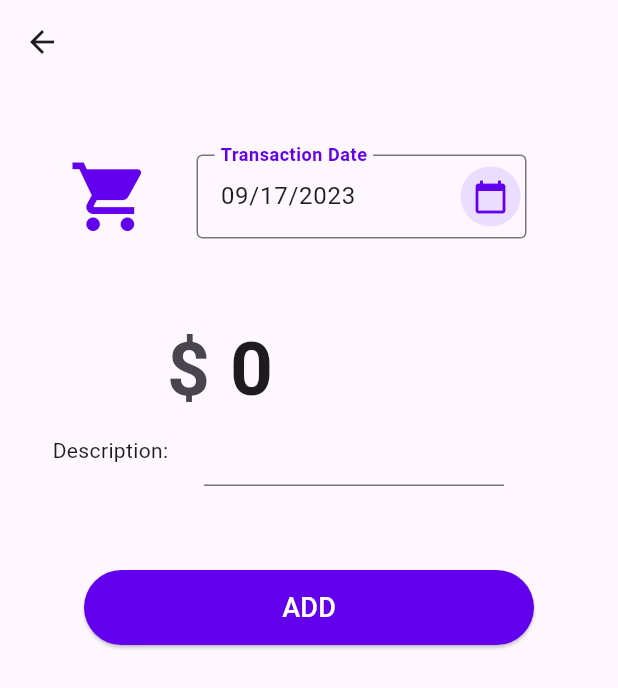
After one commit to jianhui-ben/aiko_ben_expense_app, a Flutter app: the screen it shows once a user with an empty profile is signed in, after a tap on "add a default transaction", on a phone screen of 412 x 824 dp. The commit adds this screen. Shown: the top 688 px of the screen. Run offline on Flutter 3.47's test engine with Material 2 defaults, Android fonts, the phone set to English and light mode, and no system bars; our stand-ins replace cloud_firestore, firebase_auth, firebase_core, flutter_spinkit, google_fonts; accounts and stored records are empty.

Commit message:
add new screens with adding a single new transaction

```diff
--- a/lib/screens/home/home.dart
+++ b/lib/screens/home/home.dart
@@ -2,6 +2,7 @@
 import 'package:aiko_ben_expense_app/models/transaction.dart';
 import 'package:aiko_ben_expense_app/models/user.dart';
 import 'package:aiko_ben_expense_app/screens/home/transactions_list/transactions_list.dart';
+import 'package:aiko_ben_expense_app/screens/single_transaction/add_new_single_transaction.dart';
 import 'package:aiko_ben_expense_app/services/auth_service.dart';
 import 'package:aiko_ben_expense_app/services/database.dart';
 import 'package:flutter/material.dart';
@@ -60,10 +61,23 @@ class _HomeState extends State<Home> {
                 child: ElevatedButton(
                   child: const Text('add a default transaction'),
                   onPressed: () async {
-                    await DatabaseService(uid: user?.uid).addNewTransaction(
-                        _defaultCategoryId,
-                        _defaultTransactionAmoung,
-                        _defaultTransactionComment);
+                    await Navigator.push(
+                      context,
+                      MaterialPageRoute(
+                        builder: (context) => AddNewSingleTransaction(),
+                        settings: RouteSettings(arguments: {
+                          // TO-DO: change _defaultCategoryId into a variable
+                          "categoryId": _defaultCategoryId
+                        } // Pass your data here
+                            ),
+                      ),
+                    );
+
+                    // plan to move it into a separate screen
+                    // await DatabaseService(uid: user?.uid).addNewTransaction(
+                    //     _defaultCategoryId,
+                    //     _defaultTransactionAmoung,
+                    //     _defaultTransactionComment);
                   },
                 ),
               ),
--- /dev/null
+++ b/lib/screens/single_transaction/add_new_single_transaction.dart
@@ -0,0 +1,197 @@
+
+import 'package:aiko_ben_expense_app/models/user.dart';
+import 'package:aiko_ben_expense_app/services/database.dart';
+import 'package:aiko_ben_expense_app/shared/constants.dart';
+import 'package:flutter/material.dart';
+import 'package:flutter/services.dart';
+import 'package:intl/intl.dart';
+import 'package:provider/provider.dart';
+
+class AddNewSingleTransaction extends StatefulWidget {
+  const AddNewSingleTransaction({super.key});
+
+  @override
+  State<AddNewSingleTransaction> createState() => _AddNewSingleTransactionState();
+}
+
+class _AddNewSingleTransactionState extends State<AddNewSingleTransaction> {
+
+  late Map data;
+  TextEditingController dateInput = TextEditingController(text: DateFormat('MM/dd/yyyy').format(DateTime.now()));
+  TextEditingController transactionAmountInput = TextEditingController(text: "0");
+  TextEditingController transactionCommentInput = TextEditingController();
+
+  @override
+  Widget build(BuildContext context) {
+
+    data = ModalRoute.of(context)?.settings.arguments as Map<String, Object?>;
+    final User? user= context.read<User?>();
+
+    //TO-DO: here we should retrieve category icon and text from the categoryId
+    Icon _defaultCategoryIcon = Icon(Icons.shopping_cart);
+    String _defaultCategoryName = "shopping";
+
+    var _transactionAmount;
+
+    return Scaffold(appBar: AppBar(),
+    body: Center(
+      child: Column(
+          children: [
+            // SizedBox(height: 30,),
+            Container(
+              // color: Colors.yellow,  //for debugging
+              width: 350,
+              height: 150,
+              child: Row(
+                children: [
+                  SizedBox(
+                    width: 15,
+                  ),
+                  Icon(_defaultCategoryIcon.icon,
+                      size: 55, //
+                      color: Color(0xFF6200EE)),
+                  SizedBox(
+                    width: 15,
+                  ),
+                  Container(
+                    // padding: EdgeInsets.all(15),
+                    width: 250,
+                    child: Padding(
+                      padding: const EdgeInsets.fromLTRB(15, 40, 15, 40),
+                      child: TextField(
+                        controller: dateInput,
+                        //editing controller of this TextField
+                        decoration: InputDecoration(
+                          border: OutlineInputBorder(
+                              borderSide: BorderSide(width: 2)),
+                          hintText: "MM/DD/YYYY",
+                          labelText: 'Transaction Date',
+                          suffixIcon: Align(
+                            widthFactor: 1.0,
+                            heightFactor: 1.0,
+                            child: GestureDetector(
+                              onTap: () async {
+                                DateTime? pickedDate = await showDatePicker(
+                                  context: context,
+                                  initialDate: DateTime.now(),
+                                  firstDate: DateTime(2000),
+                                  lastDate: DateTime(2101),
+                                );
+
+                                if (pickedDate != null) {
+                                  String formattedDate =
+                                      DateFormat('MM/dd/yyyy')
+                                          .format(pickedDate);
+
+                                  setState(() {
+                                    dateInput.text = formattedDate;
+                                  });
+                                } else {
+                                  print(
+                                      "Date is not selected from the day picker, so default today will be used");
+                                }
+                              },
+                              child: CircleAvatar(
+                                child: const Icon(Icons.calendar_today,
+                                    color: Color(0xFF6200EE)),
+                              ),
+                            ),
+                          ),
+                        ),
+                        readOnly: false,
+                        //set it true, so that user will not able to edit text
+                        inputFormatters: [
+                          // only allow date be input
+                          // FilteringTextInputFormatter.allow(RegExp(r'^\d{41}-\d{2}-\d{2}$')),
+                          DateTextFormatter(),
+                        ],
+                      ),
+                    ),
+                  ),
+                ],
+              ),
+            ),
+            SizedBox(height: 10,),
+            Container(
+              // color: Colors.blue, //for debugging
+              width: 350,
+              height: 60,
+              child: Padding(
+                padding: const EdgeInsets.fromLTRB(80, 0, 50, 0),
+                child: TextField(
+                  controller: transactionAmountInput,
+                  // Your other properties here
+                  decoration: InputDecoration(
+                    prefixText: '\$ ', // Add a dollar sign as a prefix
+                    border: InputBorder.none, // Remove the outline border
+                    // border: OutlineInputBorder(), //for debugging
+                  ),
+                  keyboardType: TextInputType.numberWithOptions(decimal: true),
+                  // Allow decimal input
+                  inputFormatters: [
+                    FilteringTextInputFormatter.allow(
+                        RegExp(r'^\$?\d+\.?\d{0,2}')), // Format as currency
+                  ],
+                  style: TextStyle(fontSize: 50.0, fontWeight: FontWeight.bold,), // Style for entered text
+                  // textAlign: TextAlign.center, // Center the text horizontally
+                ),
+              ),
+            ),
+            Padding(
+              padding: const EdgeInsets.fromLTRB(35, 0, 10, 0),
+              child: Row(
+                children: [
+                  Text("Description: "),
+                  Container(
+                    // color: Colors.yellow, //for debugging
+                    width: 250,
+                    child: Padding(
+                      padding: const EdgeInsets.fromLTRB(20, 0, 30, 0),
+                      child: TextField(
+                        controller: transactionCommentInput,
+                        // Your other properties here
+                        decoration: InputDecoration(
+                          border: UnderlineInputBorder( // Use UnderlineInputBorder to add an underline border
+                            borderSide: BorderSide(color: Color(0xFF6200EE)), // Customize the underline color
+                          ), // Remove the outline border
+                        ),
+                        // style: TextStyle(fontSize: 5.0,), // Style for entered text
+                        // textAlign: TextAlign.center, // Center the text horizontally
+                      ),
+                    ),
+                  ),
+                ],
+              ),
+            ),
+            SizedBox(height: 50,),
+            Container(
+              height: 50,
+              width: 300, // Forces the button to take the full width of the screen
+              margin: EdgeInsets.symmetric(horizontal: 16.0, vertical: 6), // Adjust margin as needed
+              child: ElevatedButton(
+                onPressed: () async {
+                  print(user!.uid);
+                  await DatabaseService(uid: user!.uid).addNewTransaction(
+                      data["categoryId"],
+                      double.tryParse(transactionAmountInput.text)!,
+                      transactionCommentInput.text);
+                  Navigator.pop(context);
+                },
+                style: ElevatedButton.styleFrom(
+                  backgroundColor: Color(0xFF6200EE), // Background color
+                  foregroundColor: Colors.white, // Text color
+                ),
+                child: Text(
+                  'ADD',
+                  style: TextStyle(fontSize: 18.0), // Adjust the text style as needed
+                ),
+              ),
+            ),
+
+
+        ],
+      ),
+    ),
+    );
+  }
+}
--- a/lib/shared/constants.dart
+++ b/lib/shared/constants.dart
@@ -1,5 +1,8 @@
+
+import 'dart:math';
 
 import 'package:flutter/material.dart';
+import 'package:flutter/services.dart';
 import 'package:google_fonts/google_fonts.dart';
 
 const textInputDecoration = InputDecoration(
@@ -32,19 +35,85 @@ ThemeData getCustomTheme() {
       ),
       inputDecorationTheme: InputDecorationTheme(
         border: OutlineInputBorder(
-          borderSide: BorderSide(width: 1, color: Color(0xFF23036A)),
+          borderSide: BorderSide(width: 5, color: Color(0xFF23036A)),
           borderRadius: BorderRadius.circular(10),
         ),
         errorStyle: TextStyle(
           fontSize: 12.0, // Customize error text font size
           color: Colors.red, // Customize error text color
         ),
+        labelStyle: TextStyle(fontWeight: FontWeight.bold, // Make the font bold
+            color: Color(0xFF6200EE)), // Adjust the font size
         // You can customize other InputDecoration properties here
       ),
 
-      // buttonTheme: ButtonThemeData(
-      //   buttonColor: Colors.white,
-      //   textTheme: ButtonTextTheme.primary, //  <-- this auto selects the right color
-      // )
+      buttonTheme: ButtonThemeData(
+        buttonColor: Colors.white,
+        textTheme: ButtonTextTheme.primary, //  <-- this auto selects the right color
+      )
   );
 }
+
+class DateTextFormatter extends TextInputFormatter {
+  static const _maxChars = 8;
+
+  @override
+  TextEditingValue formatEditUpdate(
+      TextEditingValue oldValue,
+      TextEditingValue newValue,
+      ) {
+    String separator = '/';
+    var text = _format(
+      newValue.text,
+      oldValue.text,
+      separator,
+    );
+
+    return newValue.copyWith(
+      text: text,
+      selection: updateCursorPosition(
+        oldValue,
+        text,
+      ),
+    );
+  }
+
+  String _format(
+      String value,
+      String oldValue,
+      String separator,
+      ) {
+    var isErasing = value.length < oldValue.length;
+    var isComplete = value.length > _maxChars + 2;
+
+    if (!isErasing && isComplete) {
+      return oldValue;
+    }
+
+    value = value.replaceAll(separator, '');
+    final result = <String>[];
+
+    for (int i = 0; i < min(value.length, _maxChars); i++) {
+      result.add(value[i]);
+      if ((i == 1 || i == 3) && i != value.length - 1) {
+        result.add(separator);
+      }
+    }
+
+    return result.join();
+  }
+
+  TextSelection updateCursorPosition(
+      TextEditingValue oldValue,
+      String text,
+      ) {
+    var endOffset = max(
+      oldValue.text.length - oldValue.selection.end,
+      0,
+    );
+
+    var selectionEnd = text.length - endOffset;
+
+    return TextSelection.fromPosition(TextPosition(offset: selectionEnd));
+  }
+}
--- a/pubspec.yaml
+++ b/pubspec.yaml
@@ -43,6 +43,7 @@ dependencies:
   google_fonts: ^5.1.0
   intl: ^0.18.1
   uuid: ^4.0.0
+  keyboard_actions: ^4.2.0
 
 dev_dependencies:
   flutter_test:
```
Also changed, not shown: lib/testMain.dart (+61 -48 lines), pubspec.lock.
